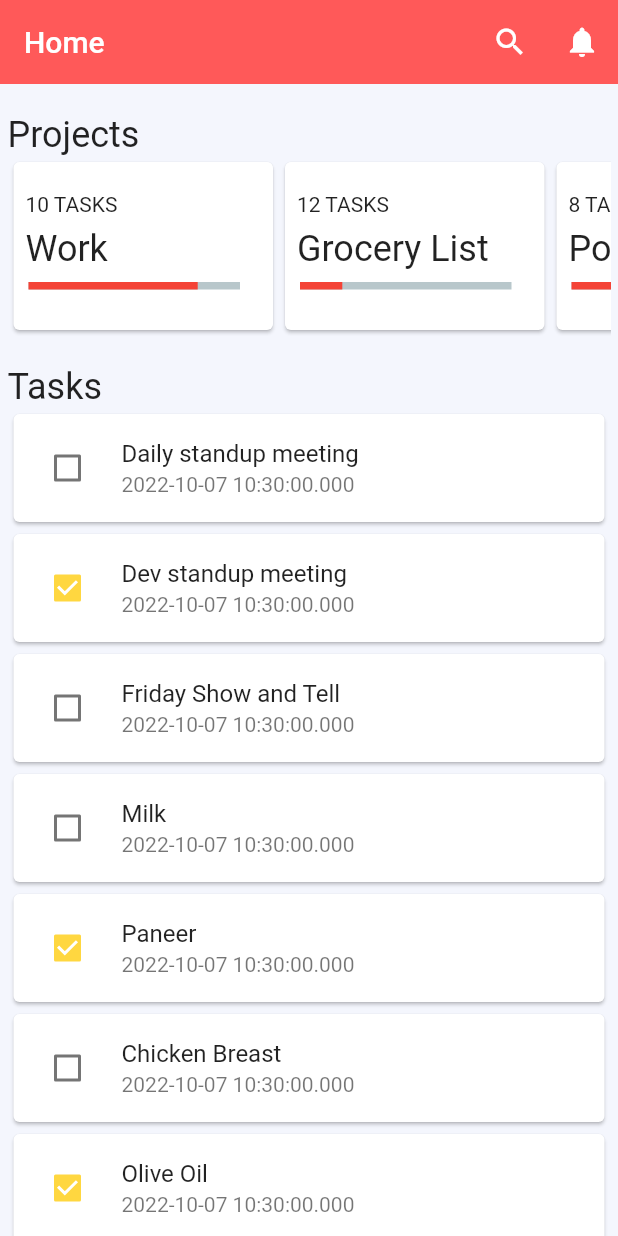
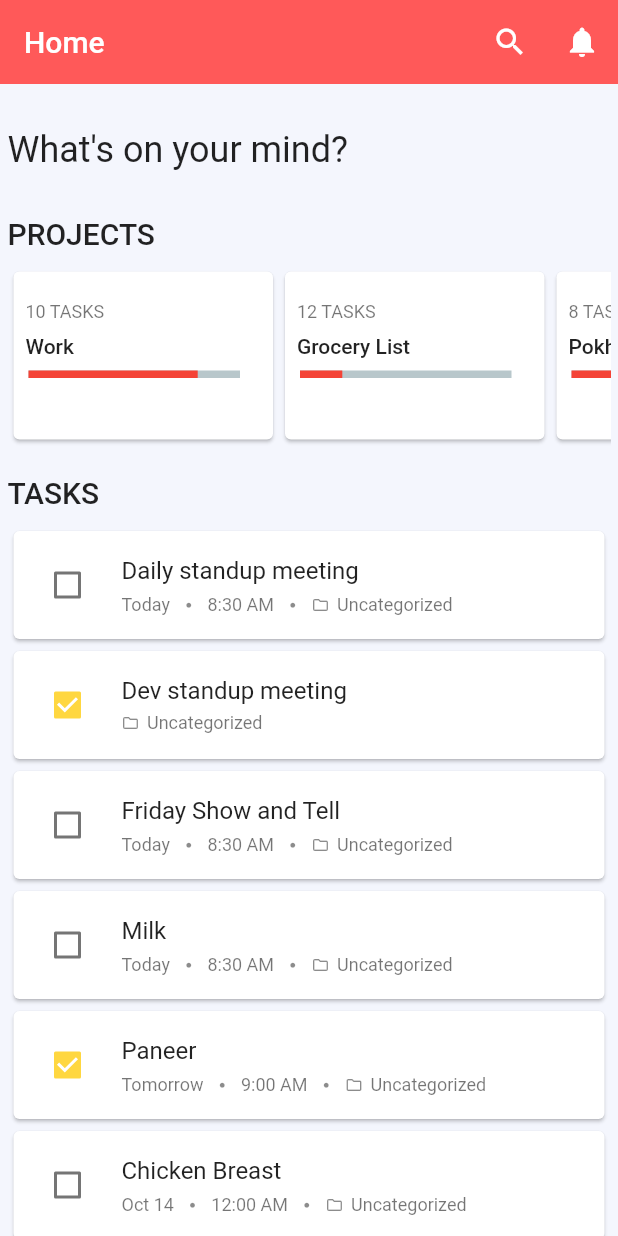
Before and after one commit to przbadu/flutter_example_apps, a Flutter app: the screen it shows after launch, on a phone screen of 412 x 824 dp. Run offline on Flutter 3.47's test engine with Material 2 defaults, Android fonts, the phone set to English and light mode, and no system bars; drawn by our look-alikes of percent_indicator; our stand-ins replace equatable, flutter_riverpod, go_router, riverpod; missing offline and left inert: nepali_utils.

Commit message:
Improve the UI of the task lists

```diff
--- a/todoapp/lib/app/tasks/presentation/task_list/task_list_page.dart
+++ b/todoapp/lib/app/tasks/presentation/task_list/task_list_page.dart
@@ -2,6 +2,7 @@ import 'package:flutter/material.dart';
 import 'package:flutter_riverpod/flutter_riverpod.dart';
 import 'package:todoapp/app/tasks/presentation/widgets/project_list_widget.dart';
 import 'package:todoapp/app/tasks/presentation/widgets/task_list_widget.dart';
+import 'package:todoapp/extensions/extensions.dart';
 
 class TaskListPage extends ConsumerWidget {
   const TaskListPage({Key? key}) : super(key: key);
@@ -24,17 +25,24 @@ class TaskListPage extends ConsumerWidget {
             mainAxisSize: MainAxisSize.min,
             crossAxisAlignment: CrossAxisAlignment.start,
             children: [
-              const SizedBox(height: 20),
+              const SizedBox(height: 30),
               Text(
-                'Projects',
+                'What\'s on your mind?'.hardcoded,
                 style: Theme.of(context).textTheme.headline5,
               ),
+              const SizedBox(height: 30),
+              Text(
+                'Projects'.hardcoded.toUpperCase(),
+                style: Theme.of(context).textTheme.headline6,
+              ),
+              const SizedBox(height: 10),
               const ProjectListWidget(),
               const SizedBox(height: 20),
               Text(
-                'Tasks',
-                style: Theme.of(context).textTheme.headline5,
+                'Tasks'.hardcoded.toUpperCase(),
+                style: Theme.of(context).textTheme.headline6,
               ),
+              const SizedBox(height: 10),
               const TaskListWidget(),
             ],
           ),
--- a/todoapp/lib/app/tasks/presentation/widgets/project_list_widget.dart
+++ b/todoapp/lib/app/tasks/presentation/widgets/project_list_widget.dart
@@ -5,6 +5,7 @@ import 'package:todoapp/widgets/widgets.dart';
 
 import 'package:percent_indicator/linear_percent_indicator.dart';
 import 'package:todoapp/app/projects/model/project.dart';
+import 'package:todoapp/extensions/extensions.dart';
 
 class ProjectListWidget extends ConsumerWidget {
   const ProjectListWidget({Key? key}) : super(key: key);
@@ -48,6 +49,7 @@ class ProjectRowWidget extends ConsumerWidget {
   Widget build(BuildContext context, WidgetRef ref) {
     final screenWidth = MediaQuery.of(context).size.width;
     final widgetWidth = screenWidth / 2 - 10;
+    final textTheme = Theme.of(context).textTheme;
 
     return SizedBox(
       width: widgetWidth,
@@ -60,7 +62,8 @@ class ProjectRowWidget extends ConsumerWidget {
             Padding(
               padding: const EdgeInsets.symmetric(horizontal: 8.0),
               child: Text(
-                '${project.tasksCount} TASKS',
+                '${project.tasksCount} TASKS'.hardcoded,
+                style: textTheme.bodySmall,
               ),
             ),
             const SizedBox(height: 8),
@@ -68,7 +71,7 @@ class ProjectRowWidget extends ConsumerWidget {
               padding: const EdgeInsets.symmetric(horizontal: 8.0),
               child: Text(
                 project.name,
-                style: Theme.of(context).textTheme.headline5,
+                style: textTheme.bodyLarge,
               ),
             ),
             const SizedBox(height: 8),
--- a/todoapp/lib/app/tasks/presentation/widgets/task_list_widget.dart
+++ b/todoapp/lib/app/tasks/presentation/widgets/task_list_widget.dart
@@ -1,7 +1,9 @@
 import 'package:flutter/material.dart';
 import 'package:flutter_riverpod/flutter_riverpod.dart';
 import 'package:todoapp/app/tasks/data/fake_tasks_repository.dart';
+import 'package:todoapp/helpers/helpers.dart';
 import 'package:todoapp/widgets/widgets.dart';
+import 'package:todoapp/extensions/extensions.dart';
 
 class TaskListWidget extends ConsumerWidget {
   const TaskListWidget({Key? key}) : super(key: key);
@@ -9,6 +11,7 @@ class TaskListWidget extends ConsumerWidget {
   @override
   Widget build(BuildContext context, WidgetRef ref) {
     final tasksRepository = ref.watch(watchTasksListProvider);
+    const subTitleStyle = TextStyle(fontSize: 12);
 
     return Flexible(
       child: AsyncValueWidget(
@@ -18,12 +21,39 @@ class TaskListWidget extends ConsumerWidget {
           shrinkWrap: true,
           physics: const NeverScrollableScrollPhysics(),
           itemBuilder: (context, index) {
-            final task = tasks[index];
+            final task = tasks[index]!;
 
             return Card(
               child: CheckboxListTile(
-                title: Text(task!.title),
-                subtitle: Text(task.createdAt.toString()),
+                title: Text(task.title),
+                subtitle: Row(
+                  crossAxisAlignment: CrossAxisAlignment.center,
+                  children: [
+                    if (task.date != null && task.time != null)
+                      Row(
+                        children: [
+                          Text(dateFormat(task.date!), style: subTitleStyle),
+                          const SizedBox(width: 10),
+                          const Icon(Icons.fiber_manual_record, size: 5),
+                          const SizedBox(width: 10),
+                          Text(task.time!, style: subTitleStyle),
+                          const SizedBox(width: 10),
+                          const Icon(Icons.fiber_manual_record, size: 5),
+                          const SizedBox(width: 10),
+                        ],
+                      ),
+                    Row(
+                      children: [
+                        const Icon(
+                          Icons.folder_outlined,
+                          size: 12,
+                        ),
+                        const SizedBox(width: 5),
+                        Text('Uncategorized'.hardcoded, style: subTitleStyle),
+                      ],
+                    ),
+                  ],
+                ),
                 controlAffinity: ListTileControlAffinity.leading,
                 value: task.isCompleted,
                 onChanged: (isDone) {
--- /dev/null
+++ b/todoapp/lib/helpers/date_time_format.dart
@@ -0,0 +1,20 @@
+import 'package:intl/intl.dart';
+
+String dateFormat(DateTime date) {
+  final now = DateTime.now();
+  final today = DateTime(now.year, now.month, now.day);
+  final yesterday = DateTime(now.year, now.month, now.day - 1);
+  final tomorrow = DateTime(now.year, now.month, now.day + 1);
+
+  final givenDate = DateTime(date.year, date.month, date.day);
+
+  if (givenDate == today) {
+    return 'Today';
+  } else if (givenDate == yesterday) {
+    return 'Yesterday';
+  } else if (givenDate == tomorrow) {
+    return 'Tomorrow';
+  } else {
+    return DateFormat.MMMd().format(date);
+  }
+}
--- a/todoapp/lib/helpers/helpers.dart
+++ b/todoapp/lib/helpers/helpers.dart
@@ -1,2 +1,3 @@
 export 'material_color_swatch_generator.dart';
 export 'delay.dart';
+export 'date_time_format.dart';
--- a/todoapp/pubspec.yaml
+++ b/todoapp/pubspec.yaml
@@ -17,6 +17,7 @@ dependencies:
   # state management, dependency injection
   flutter_riverpod: ^2.0.0
   percent_indicator: ^4.2.2
+  intl: ^0.17.0
 
 dev_dependencies:
   flutter_test:
```
Also changed, not shown: todoapp/lib/app/tasks/model/task.dart (+6 -4 lines), todoapp/lib/config/initializers/fake_tasks.dart (+14 -5 lines), todoapp/pubspec.lock.
